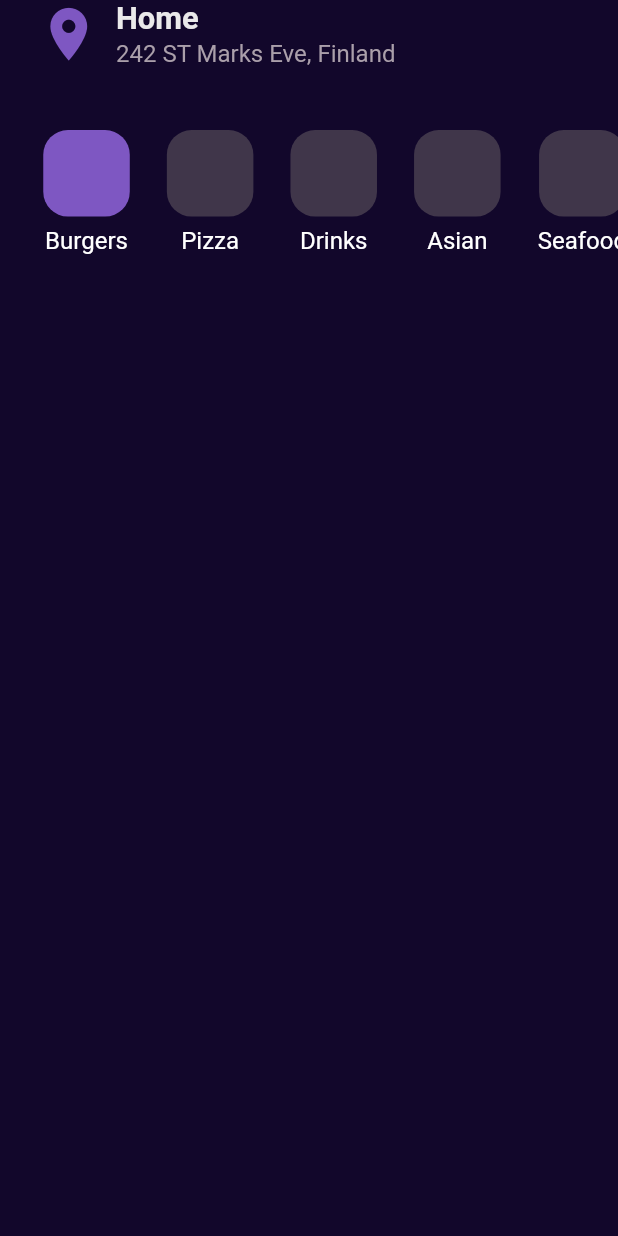
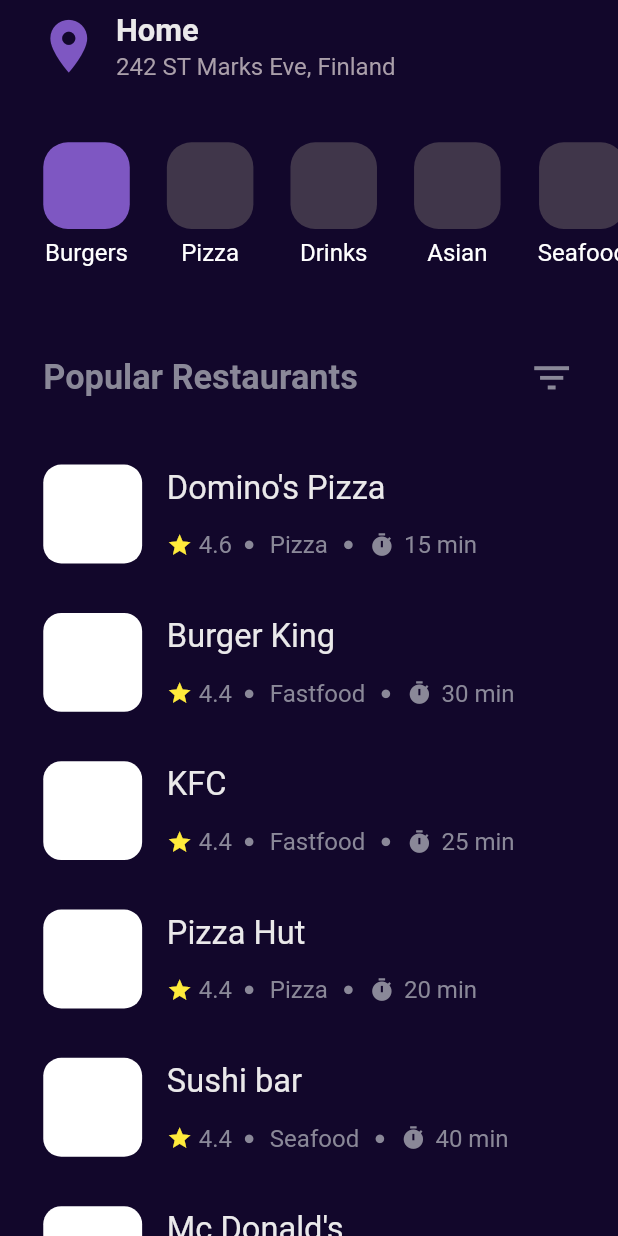
Before and after one commit to jakubjaniec/food-app-ui, a Flutter app: the screen it shows after launch, on a phone screen of 412 x 824 dp. Run offline on Flutter 3.47's test engine with Material 2 defaults, Android fonts, the phone set to English and light mode, and no system bars; our stand-ins replace device_preview, hexcolor.

Commit message:
Build restaurants list section

```diff
--- a/lib/main.dart
+++ b/lib/main.dart
@@ -2,11 +2,15 @@ import 'package:device_preview/device_preview.dart';
 import 'package:flutter/foundation.dart';
 import 'package:flutter/material.dart';
 import 'package:food_app_ui/app.dart';
+import 'package:device_preview/plugins.dart';
 
 void main() {
   runApp(
     DevicePreview(
       enabled: !kReleaseMode,
+      plugins: [
+        const ScreenshotPlugin(),
+      ],
       builder: (context) => MyApp(),
     ),
   );
--- a/lib/ui/views/home.dart
+++ b/lib/ui/views/home.dart
@@ -1,6 +1,7 @@
 import 'package:flutter/material.dart';
 import 'package:food_app_ui/ui/widgets/home/categories_list.dart';
 import 'package:food_app_ui/ui/widgets/home/header.dart';
+import 'package:food_app_ui/ui/widgets/home/restaurants_list.dart';
 import 'package:food_app_ui/utils/theme.dart';
 
 class HomeScreen extends StatelessWidget {
@@ -14,7 +15,7 @@ class HomeScreen extends StatelessWidget {
       backgroundColor: colors.custom,
       body: SafeArea(
         child: Container(
-          // padding: EdgeInsets.only(left: width * 0.07),
+          padding: EdgeInsets.only(top: height * 0.01),
           height: height,
           width: width,
           color: colors.custom,
@@ -22,6 +23,7 @@ class HomeScreen extends StatelessWidget {
             children: [
               Header(),
               CategoriesList(),
+              Expanded(child: RestaurantsList()),
             ],
           ),
         ),
--- a/lib/ui/widgets/home/categories_list.dart
+++ b/lib/ui/widgets/home/categories_list.dart
@@ -19,7 +19,7 @@ class CategoriesList extends StatelessWidget {
 
     return Container(
       margin: EdgeInsets.symmetric(vertical: height * 0.05),
-      height: 150,
+      height: height * 0.11,
       child: ListView(
         scrollDirection: Axis.horizontal,
         padding: EdgeInsets.only(left: width * 0.07),
--- /dev/null
+++ b/lib/ui/widgets/home/restaurant_card.dart
@@ -0,0 +1,86 @@
+import 'package:flutter/material.dart';
+import 'package:food_app_ui/utils/theme.dart';
+
+class RestaurantCard extends StatelessWidget {
+  final String name;
+  final String category;
+  final double stars;
+  final int eta;
+
+  RestaurantCard({this.name, this.stars, this.category, this.eta});
+
+  @override
+  Widget build(BuildContext context) {
+    var height = MediaQuery.of(context).size.height;
+    var width = MediaQuery.of(context).size.width;
+    TextStyle infoStyle = TextStyle(
+        color: ThemeColors().greyish,
+        fontSize: AdaptiveTextSize().getadaptiveTextSize(context, 14.0));
+
+    return Container(
+      margin: EdgeInsets.only(top: height * 0.04),
+      decoration: BoxDecoration(
+        borderRadius: BorderRadius.circular(15.0),
+      ),
+      child: Row(
+        children: [
+          Container(
+            height: height * 0.08,
+            width: height * 0.08,
+            decoration: BoxDecoration(
+              color: Colors.white,
+              borderRadius: BorderRadius.circular(12.0),
+            ),
+          ),
+          SizedBox(width: width * 0.04),
+          Column(
+            mainAxisAlignment: MainAxisAlignment.center,
+            crossAxisAlignment: CrossAxisAlignment.start,
+            children: [
+              Text(
+                '$name',
+                style: TextStyle(
+                  color: ThemeColors().creamy,
+                  // fontSize: 16,
+                  fontSize:
+                      AdaptiveTextSize().getadaptiveTextSize(context, 19.0),
+                ),
+              ),
+              SizedBox(height: height * 0.02),
+              Row(
+                children: [
+                  Icon(Icons.star,
+                      color: Colors.yellow,
+                      size: AdaptiveTextSize()
+                          .getadaptiveTextSize(context, 15.0)),
+                  // SizedBox(width: 4.0),
+                  SizedBox(width: width * 0.01),
+                  Text('$stars', style: infoStyle),
+                  SizedBox(width: 8.0),
+                  Icon(Icons.circle,
+                      size:
+                          AdaptiveTextSize().getadaptiveTextSize(context, 6.0),
+                      color: ThemeColors().greyish),
+                  SizedBox(width: width * 0.025),
+                  Text('$category', style: infoStyle),
+                  SizedBox(width: width * 0.025),
+                  Icon(Icons.circle,
+                      size:
+                          AdaptiveTextSize().getadaptiveTextSize(context, 6.0),
+                      color: ThemeColors().greyish),
+                  SizedBox(width: width * 0.025),
+                  Icon(Icons.timer,
+                      size:
+                          AdaptiveTextSize().getadaptiveTextSize(context, 15.0),
+                      color: ThemeColors().greyish),
+                  SizedBox(width: width * 0.015),
+                  Text('$eta min', style: infoStyle),
+                ],
+              ),
+            ],
+          )
+        ],
+      ),
+    );
+  }
+}
--- /dev/null
+++ b/lib/ui/widgets/home/restaurants_list.dart
@@ -0,0 +1,73 @@
+import 'package:flutter/material.dart';
+import 'package:food_app_ui/ui/widgets/home/restaurant_card.dart';
+import 'package:food_app_ui/utils/theme.dart';
+
+class RestaurantsList extends StatelessWidget {
+  @override
+  Widget build(BuildContext context) {
+    var width = MediaQuery.of(context).size.width;
+
+    return Container(
+      padding: EdgeInsets.symmetric(horizontal: width * 0.07),
+      child: Column(
+        children: [
+          Container(
+            height: 50,
+            child: Row(
+              mainAxisAlignment: MainAxisAlignment.spaceBetween,
+              children: [
+                Text('Popular Restaurants',
+                    style: TextStyle(
+                      color: ThemeColors().greyish,
+                      fontWeight: FontWeight.w700,
+                      fontSize:
+                          AdaptiveTextSize().getadaptiveTextSize(context, 20.0),
+                    )),
+                Icon(
+                  Icons.filter_list,
+                  color: ThemeColors().greyish,
+                  size: AdaptiveTextSize().getadaptiveTextSize(context, 27.0),
+                ),
+              ],
+            ),
+          ),
+          Container(
+            child: Expanded(
+              child: ListView(
+                children: [
+                  RestaurantCard(
+                      name: 'Domino\'s Pizza',
+                      category: 'Pizza',
+                      stars: 4.6,
+                      eta: 15),
+                  RestaurantCard(
+                      name: 'Burger King',
+                      category: 'Fastfood',
+                      stars: 4.4,
+                      eta: 30),
+                  RestaurantCard(
+                      name: 'KFC', category: 'Fastfood', stars: 4.4, eta: 25),
+                  RestaurantCard(
+                      name: 'Pizza Hut',
+                      category: 'Pizza',
+                      stars: 4.4,
+                      eta: 20),
+                  RestaurantCard(
+                      name: 'Sushi bar',
+                      category: 'Seafood',
+                      stars: 4.4,
+                      eta: 40),
+                  RestaurantCard(
+                      name: 'Mc Donald\'s',
+                      category: 'Fastfood',
+                      stars: 4.4,
+                      eta: 25),
+                ],
+              ),
+            ),
+          ),
+        ],
+      ),
+    );
+  }
+}
```
